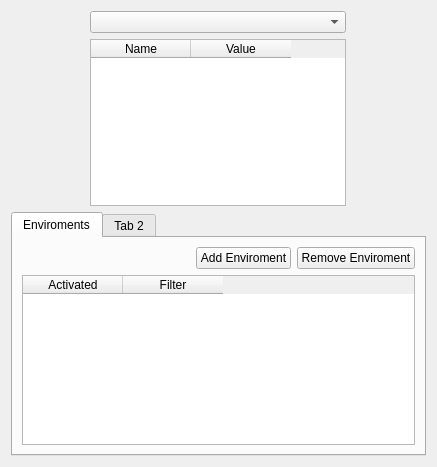
This is yatel/gui/uis/ExplorerFrame.ui in leliel12/yatel as Qt 5 draws it before an edit. The edited form follows.
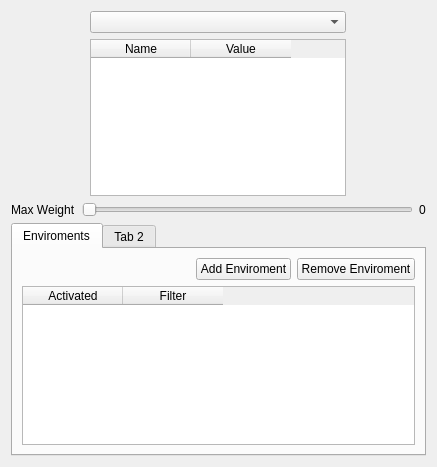
This is the edited form.

Commit message: added slider for filter edges

```diff
--- a/yatel/gui/uis/ExplorerFrame.ui
+++ b/yatel/gui/uis/ExplorerFrame.ui
@@ -70,6 +70,31 @@
      </item>
     </layout>
    </item>
+   <item>
+    <layout class="QHBoxLayout" name="horizontalLayout_3">
+     <item>
+      <widget class="QLabel" name="label">
+       <property name="text">
+        <string>Max Weight</string>
+       </property>
+      </widget>
+     </item>
+     <item>
+      <widget class="QSlider" name="edgesLimitSlider">
+       <property name="orientation">
+        <enum>Qt::Horizontal</enum>
+       </property>
+      </widget>
+     </item>
+     <item>
+      <widget class="QLabel" name="maxWeight">
+       <property name="text">
+        <string>0</string>
+       </property>
+      </widget>
+     </item>
+    </layout>
+   </item>
    <item>
     <widget class="QTabWidget" name="tabWidget">
      <property name="sizePolicy">
```
Left out of the diff: 19 changed lines with no effect on the pictures. The commit also changes 2 other files.
